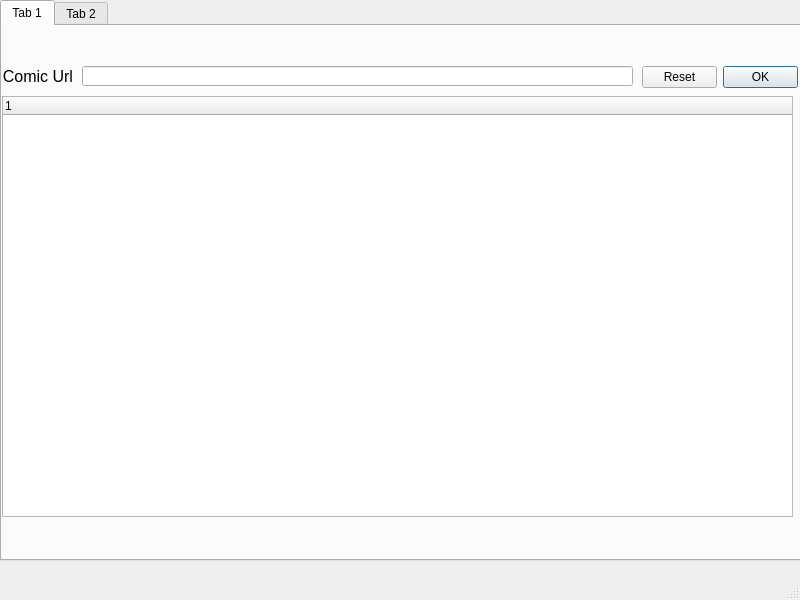
The window that ImageDownloader/ui/Ui_ImageDownloader.ui (locke12456/ImageDownloader) describes before a commit, drawn with Qt 5.
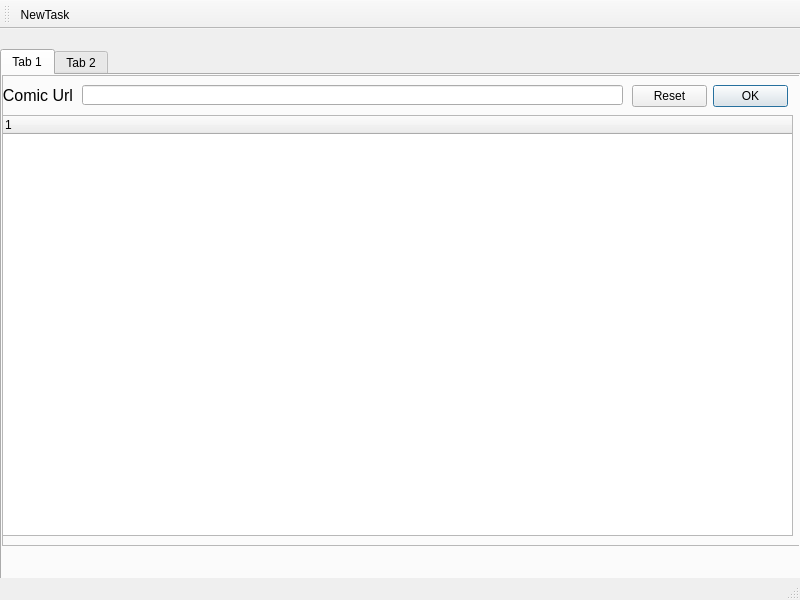
The same window after the commit.

The edit to the form file:
```diff
--- a/ImageDownloader/ui/Ui_ImageDownloader.ui
+++ b/ImageDownloader/ui/Ui_ImageDownloader.ui
@@ -30,9 +30,9 @@
     <property name="geometry">
      <rect>
       <x>0</x>
-      <y>0</y>
+      <y>20</y>
       <width>801</width>
-      <height>561</height>
+      <height>541</height>
      </rect>
     </property>
     <property name="maximumSize">
@@ -41,16 +41,62 @@
       <height>561</height>
      </size>
     </property>
+    <property name="currentIndex">
+     <number>0</number>
+    </property>
     <widget class="QWidget" name="tab">
      <attribute name="title">
       <string>Tab 1</string>
      </attribute>
+     <widget class="QFrame" name="frame">
+      <property name="geometry">
+       <rect>
+        <x>0</x>
+        <y>0</y>
+        <width>801</width>
+        <height>471</height>
+       </rect>
+      </property>
+      <property name="frameShape">
+       <enum>QFrame::StyledPanel</enum>
+      </property>
+      <property name="frameShadow">
+       <enum>QFrame::Raised</enum>
+      </property>
+      <widget class="QTreeWidget" name="TreeView_ComicLists">
+       <property name="geometry">
+        <rect>
+         <x>0</x>
+         <y>40</y>
+         <width>791</width>
+         <height>421</height>
+        </rect>
+       </property>
+       <column>
+        <property name="text">
+         <string notr="true">1</string>
+        </property>
+       </column>
+      </widget>
+      <widget class="QDialogButtonBox" name="buttonBox">
+       <property name="geometry">
+        <rect>
+         <x>630</x>
+         <y>10</y>
+         <width>156</width>
+         <height>23</height>
+        </rect>
+       </property>
+       <property name="standardButtons">
+        <set>QDialogButtonBox::Ok|QDialogButtonBox::Reset</set>
+       </property>
+      </widget>
      <widget class="QLineEdit" name="LineText_ComicUrl">
       <property name="geometry">
        <rect>
         <x>80</x>
-        <y>40</y>
-        <width>551</width>
+         <y>10</y>
+         <width>541</width>
         <height>20</height>
        </rect>
       </property>
@@ -59,7 +105,7 @@
       <property name="geometry">
        <rect>
         <x>0</x>
-        <y>40</y>
+         <y>10</y>
         <width>71</width>
         <height>20</height>
        </rect>
@@ -76,33 +122,6 @@
        <set>Qt::AlignRight|Qt::AlignTrailing|Qt::AlignVCenter</set>
       </property>
      </widget>
-     <widget class="QDialogButtonBox" name="buttonBox">
-      <property name="geometry">
-       <rect>
-        <x>640</x>
-        <y>40</y>
-        <width>156</width>
-        <height>23</height>
-       </rect>
-      </property>
-      <property name="standardButtons">
-       <set>QDialogButtonBox::Ok|QDialogButtonBox::Reset</set>
-      </property>
-     </widget>
-     <widget class="QTreeWidget" name="TreeView_ComicLists">
-      <property name="geometry">
-       <rect>
-        <x>0</x>
-        <y>70</y>
-        <width>791</width>
-        <height>421</height>
-       </rect>
-      </property>
-      <column>
-       <property name="text">
-        <string notr="true">1</string>
-       </property>
-      </column>
      </widget>
     </widget>
     <widget class="QWidget" name="tab_2">
@@ -112,6 +131,7 @@
     </widget>
    </widget>
   </widget>
+  <widget class="QStatusBar" name="statusbar"/>
   <widget class="QMenuBar" name="menubar">
    <property name="geometry">
     <rect>
@@ -122,8 +142,26 @@
     </rect>
    </property>
   </widget>
-  <widget class="QStatusBar" name="statusbar"/>
- </widget>
- <resources/>
+  <widget class="QToolBar" name="toolBar">
+   <property name="windowTitle">
+    <string>toolBar</string>
+   </property>
+   <attribute name="toolBarArea">
+    <enum>TopToolBarArea</enum>
+   </attribute>
+   <attribute name="toolBarBreak">
+    <bool>false</bool>
+   </attribute>
+   <addaction name="actionNewTask"/>
+  </widget>
+  <action name="actionNewTask">
+   <property name="text">
+    <string>NewTask</string>
+   </property>
+  </action>
+ </widget>
+ <resources>
+  <include location="res/main.qrc"/>
+ </resources>
  <connections/>
 </ui>
```
Lines whose indentation alone changed are shown as unchanged.
